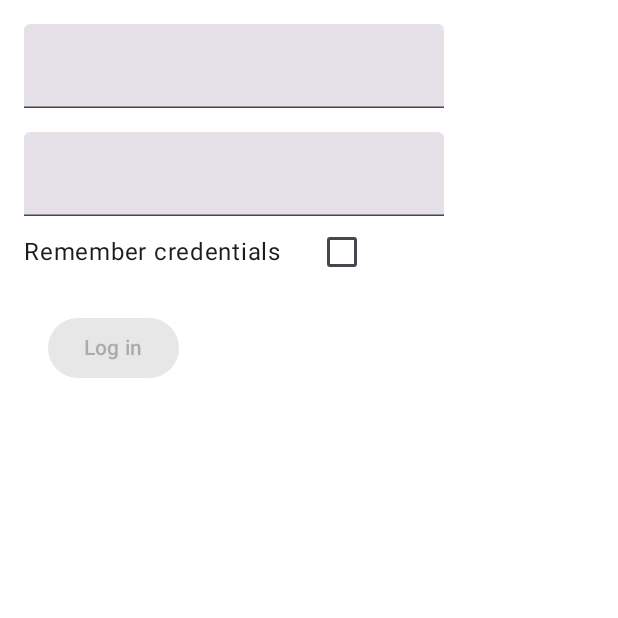
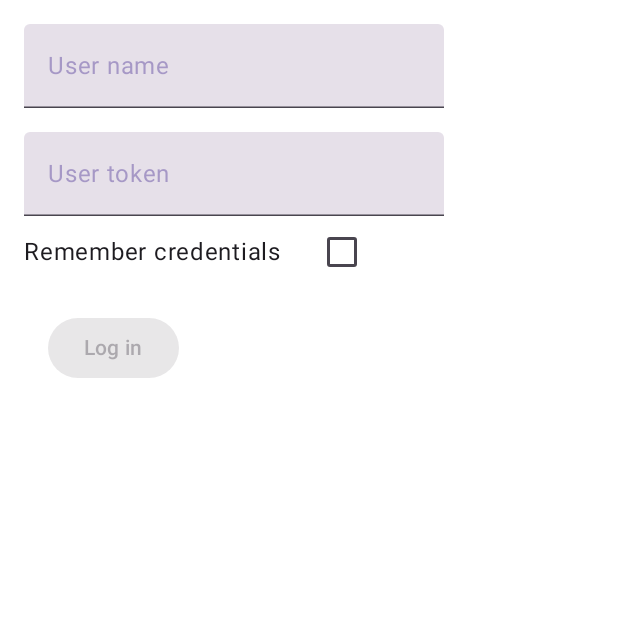
Before and after one commit to ma-nd/UserGitApp, an Android app built with Jetpack Compose: the composable LoginScreen shown on its own in the app's theme, on a phone screen of 412 x 824 dp, the top half of it. Run offline under Robolectric (Android 15) with nearby library versions, the phone set to English and light mode, and no system bars; 2 statements that could not run were skipped.

Commit message:
Add edit text placeholders, add login screen preview

```diff
--- /dev/null
+++ b/UserRepo/app/src/main/java/com/example/userrepo/ui/component/TextFieldPlaceholderView.kt
@@ -0,0 +1,23 @@
+package com.example.userrepo.ui.component
+
+import androidx.annotation.StringRes
+import androidx.compose.material3.MaterialTheme
+import androidx.compose.material3.Text
+import androidx.compose.runtime.Composable
+import androidx.compose.ui.res.stringResource
+import androidx.compose.ui.tooling.preview.PreviewLightDark
+import com.example.userrepo.R
+
+@Composable
+fun TextFieldPlaceholderView(@StringRes textId: Int) {
+    Text(
+        text = stringResource(id = textId),
+        color = MaterialTheme.colorScheme.primary.copy(alpha = 0.5f)
+    )
+}
+
+@PreviewLightDark
+@Composable
+fun PreviewTextFieldPlaceholderView() {
+    TextFieldPlaceholderView(textId = R.string.login_name_placeholder)
+}
--- a/UserRepo/app/src/main/java/com/example/userrepo/ui/login/LoginScreen.kt
+++ b/UserRepo/app/src/main/java/com/example/userrepo/ui/login/LoginScreen.kt
@@ -19,6 +19,7 @@ import androidx.compose.ui.res.stringResource
 import androidx.compose.ui.tooling.preview.PreviewLightDark
 import androidx.lifecycle.compose.collectAsStateWithLifecycle
 import com.example.userrepo.R
+import com.example.userrepo.ui.component.TextFieldPlaceholderView
 
 @Composable
 fun LoginScreen(viewModel: LoginViewModel, onSaveClick: () -> Unit) {
@@ -46,6 +47,7 @@ private fun LoginLayout(
                 actionHandler.onUserNameChanged(it)
             },
             singleLine = true,
+            placeholder = { TextFieldPlaceholderView(R.string.login_name_placeholder) },
         )
 
         TextField(
@@ -55,6 +57,7 @@ private fun LoginLayout(
                 actionHandler.onTokenChanged(it)
             },
             singleLine = true,
+            placeholder = { TextFieldPlaceholderView(R.string.login_token_placeholder) },
         )
         Row(verticalAlignment = Alignment.CenterVertically) {
             Text(
@@ -79,5 +82,10 @@ private fun LoginLayout(
 @PreviewLightDark
 @Composable
 private fun PreviewLoginLayout() {
-
+    LoginLayout(state = LoginViewModel.State(
+        userName = "User name",
+        token = "abc",
+        isButtonEnabled = true
+    ),
+        actionHandler = object : LoginViewModelActionHandler {}, onSaveClick = {})
 }
--- a/UserRepo/app/src/main/java/com/example/userrepo/ui/userList/UserListScreen.kt
+++ b/UserRepo/app/src/main/java/com/example/userrepo/ui/userList/UserListScreen.kt
@@ -27,6 +27,7 @@ import androidx.paging.compose.collectAsLazyPagingItems
 import com.example.userrepo.R
 import com.example.userrepo.base.ui.theme.UserRepoTheme
 import com.example.userrepo.data.models.UserDetailsModel
+import com.example.userrepo.ui.component.TextFieldPlaceholderView
 import com.example.userrepo.ui.component.UserItemView
 import kotlinx.coroutines.flow.flowOf
 import kotlinx.coroutines.test.StandardTestDispatcher
@@ -68,6 +69,7 @@ private fun UserListLayout(
                 onValueChange = {
                     actionHandler.onQueryChanged(query = it)
                 },
+                placeholder = { TextFieldPlaceholderView(R.string.search_placeholder) },
                 singleLine = true,
             )
 
--- a/UserRepo/app/src/main/res/values/strings.xml
+++ b/UserRepo/app/src/main/res/values/strings.xml
@@ -8,4 +8,7 @@
     <string name="save_message">Remember credentials</string>
     <string name="login_error_message">Please log in</string>
     <string name="common_error_message">Error occurred, please try again</string>
+    <string name="search_placeholder">Search user name</string>
+    <string name="login_name_placeholder">User name</string>
+    <string name="login_token_placeholder">User token</string>
 </resources>
```
